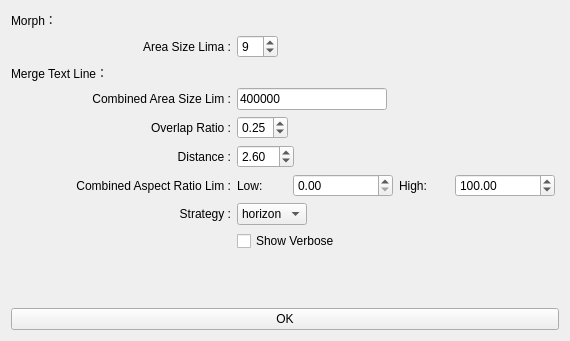
First picture: the form in gui/ui/merging_textline_control.ui, repository panderan/IdentityFinder, before the edit.
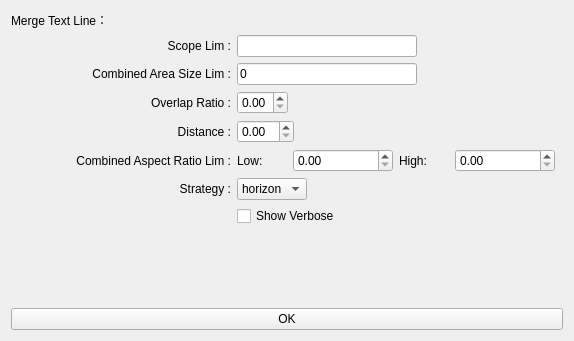
Second picture: the form after the edit.

Commit message: extraction and merging text line features freezed

Diff of the .ui file:
```diff
--- a/gui/ui/merging_textline_control.ui
+++ b/gui/ui/merging_textline_control.ui
@@ -9,7 +9,7 @@
    <rect>
     <x>0</x>
     <y>0</y>
-    <width>570</width>
+    <width>574</width>
     <height>341</height>
    </rect>
   </property>
@@ -22,7 +22,52 @@
      <property name="fieldGrowthPolicy">
       <enum>QFormLayout::ExpandingFieldsGrow</enum>
      </property>
-     <item row="3" column="0">
+     <item row="0" column="0">
+      <widget class="QLabel" name="label_merge_text_line">
+       <property name="text">
+        <string>Merge Text Line：</string>
+       </property>
+      </widget>
+     </item>
+     <item row="1" column="0">
+      <widget class="QLabel" name="label_scope_lim">
+       <property name="minimumSize">
+        <size>
+         <width>220</width>
+         <height>0</height>
+        </size>
+       </property>
+       <property name="text">
+        <string>Scope Lim :</string>
+       </property>
+       <property name="alignment">
+        <set>Qt::AlignRight|Qt::AlignTrailing|Qt::AlignVCenter</set>
+       </property>
+      </widget>
+     </item>
+     <item row="1" column="1">
+      <widget class="QLineEdit" name="linedit_scope_lim">
+       <property name="sizePolicy">
+        <sizepolicy hsizetype="Minimum" vsizetype="Fixed">
+         <horstretch>0</horstretch>
+         <verstretch>0</verstretch>
+        </sizepolicy>
+       </property>
+       <property name="minimumSize">
+        <size>
+         <width>180</width>
+         <height>0</height>
+        </size>
+       </property>
+       <property name="maximumSize">
+        <size>
+         <width>16777215</width>
+         <height>16777215</height>
+        </size>
+       </property>
+      </widget>
+     </item>
+     <item row="2" column="0">
       <widget class="QLabel" name="label_combined_area_size_lim">
        <property name="minimumSize">
         <size>
@@ -38,7 +83,7 @@
        </property>
       </widget>
      </item>
-     <item row="3" column="1">
+     <item row="2" column="1">
       <widget class="QLineEdit" name="linedit_combined_area_size_lim">
        <property name="sizePolicy">
         <sizepolicy hsizetype="Minimum" vsizetype="Fixed">
@@ -48,16 +93,16 @@
        </property>
        <property name="minimumSize">
         <size>
-         <width>150</width>
+         <width>180</width>
          <height>0</height>
         </size>
        </property>
        <property name="text">
-        <string>400000</string>
+        <string>0</string>
        </property>
       </widget>
      </item>
-     <item row="4" column="0">
+     <item row="3" column="0">
       <widget class="QLabel" name="label_overlap_ratio">
        <property name="minimumSize">
         <size>
@@ -73,7 +118,7 @@
        </property>
       </widget>
      </item>
-     <item row="4" column="1">
+     <item row="3" column="1">
       <widget class="QDoubleSpinBox" name="dspinbox_overlap_ratio">
        <property name="maximum">
         <double>1.000000000000000</double>
@@ -82,11 +127,11 @@
         <double>0.010000000000000</double>
        </property>
        <property name="value">
-        <double>0.250000000000000</double>
+        <double>0.000000000000000</double>
        </property>
       </widget>
      </item>
-     <item row="5" column="0">
+     <item row="4" column="0">
       <widget class="QLabel" name="label_distance">
        <property name="minimumSize">
         <size>
@@ -102,14 +147,14 @@
        </property>
       </widget>
      </item>
-     <item row="5" column="1">
+     <item row="4" column="1">
       <widget class="QDoubleSpinBox" name="dspinbox_distance">
        <property name="value">
-        <double>2.600000000000000</double>
+        <double>0.000000000000000</double>
        </property>
       </widget>
      </item>
-     <item row="6" column="0">
+     <item row="5" column="0">
       <widget class="QLabel" name="label_combined_aspect_ratio_lim">
        <property name="minimumSize">
         <size>
@@ -125,7 +170,7 @@
        </property>
       </widget>
      </item>
-     <item row="6" column="1">
+     <item row="5" column="1">
       <layout class="QHBoxLayout" name="horizontalLayout_copy">
        <property name="sizeConstraint">
         <enum>QLayout::SetMaximumSize</enum>
@@ -226,13 +271,13 @@
           <double>1000.000000000000000</double>
          </property>
          <property name="value">
-          <double>100.000000000000000</double>
+          <double>0.000000000000000</double>
          </property>
         </widget>
        </item>
       </layout>
      </item>
-     <item row="7" column="0">
+     <item row="6" column="0">
       <widget class="QLabel" name="label_strategy">
        <property name="minimumSize">
         <size>
@@ -248,7 +293,7 @@
        </property>
       </widget>
      </item>
-     <item row="7" column="1">
+     <item row="6" column="1">
       <widget class="QComboBox" name="combobox_strategy">
        <item>
         <property name="text">
@@ -267,50 +312,13 @@
        </item>
       </widget>
      </item>
-     <item row="8" column="1">
+     <item row="7" column="1">
       <widget class="QCheckBox" name="checkbox_show_verbsoe">
        <property name="text">
         <string>Show Verbose</string>
        </property>
       </widget>
      </item>
-     <item row="2" column="0">
-      <widget class="QLabel" name="label_merge_text_line">
-       <property name="text">
-        <string>Merge Text Line：</string>
-       </property>
-      </widget>
-     </item>
-     <item row="0" column="0">
-      <widget class="QLabel" name="label_morph">
-       <property name="text">
-        <string>Morph：</string>
-       </property>
-      </widget>
-     </item>
-     <item row="1" column="0">
-      <widget class="QLabel" name="label_morph_area_size_lim">
-       <property name="minimumSize">
-        <size>
-         <width>220</width>
-         <height>0</height>
-        </size>
-       </property>
-       <property name="text">
-        <string>Area Size Lima :</string>
-       </property>
-       <property name="alignment">
-        <set>Qt::AlignRight|Qt::AlignTrailing|Qt::AlignVCenter</set>
-       </property>
-      </widget>
-     </item>
-     <item row="1" column="1">
-      <widget class="QSpinBox" name="spinbox_morph_area_size_lim">
-       <property name="value">
-        <number>9</number>
-       </property>
-      </widget>
-     </item>
     </layout>
    </item>
    <item>
```
The commit also changes 21 other files.
